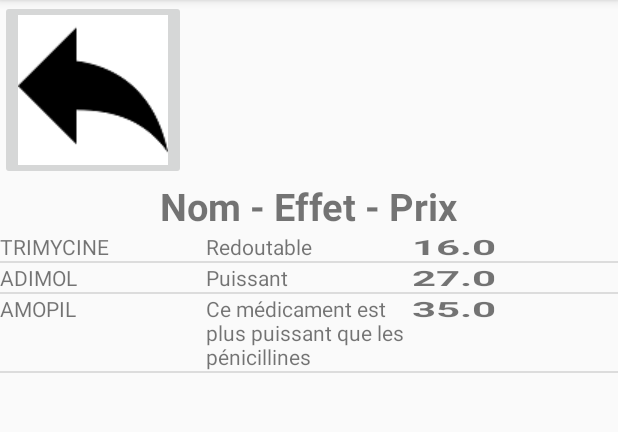
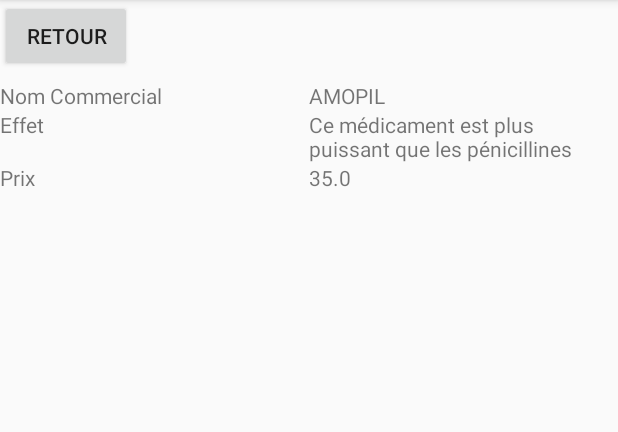
Before and after one commit to JulienS69/Ma_Premiere_Application_Android, an Android app: the ListeMedicamentsActivity screen opened directly, with no data from a screen before it, after a tap on "AMOPIL", on a phone screen of 412 x 824 dp, the part 84-516 px from its top. Run offline under Robolectric (Android 15) with nearby library versions, the light colour scheme and no system bars.

Commit message:
TP4_Insertion_Activity_Detail_Medic

```diff
--- a/app/src/main/AndroidManifest.xml
+++ b/app/src/main/AndroidManifest.xml
@@ -1,15 +1,19 @@
 <?xml version="1.0" encoding="utf-8"?>
 <manifest xmlns:android="http://schemas.android.com/apk/res/android"
-          xmlns:tools="http://schemas.android.com/tools" package="com.example.gsbvisite">
+          xmlns:tools="http://schemas.android.com/tools"
+          package="com.example.gsbvisite">
 
     <application
             android:allowBackup="true"
+            android:debuggable="true"
             android:icon="@mipmap/ic_launcher"
             android:label="@string/app_name"
             android:roundIcon="@mipmap/ic_launcher_round"
             android:supportsRtl="true"
             android:theme="@style/AppTheme"
-            android:debuggable="true" tools:ignore="HardcodedDebugMode">
+            tools:ignore="HardcodedDebugMode">
+        <activity android:name=".view.DetailMedicamentActivity">
+        </activity>
         <activity android:name=".view.DemanderRdvActivity">
         </activity>
         <activity android:name=".view.RdvPraticiensActivity">
--- /dev/null
+++ b/app/src/main/java/com/example/gsbvisite/view/DetailMedicamentActivity.java
@@ -0,0 +1,40 @@
+package com.example.gsbvisite.view;
+
+import android.content.Intent;
+import android.view.View;
+import android.widget.Button;
+import android.widget.TextView;
+import androidx.appcompat.app.AppCompatActivity;
+import android.os.Bundle;
+import com.example.gsbvisite.R;
+
+public class DetailMedicamentActivity extends AppCompatActivity {
+
+    private TextView txtCommercial;
+    private TextView txtEffet;
+    private TextView txtPrix;
+
+
+    @Override
+    protected void onCreate(Bundle savedInstanceState) {
+        super.onCreate(savedInstanceState);
+        setContentView(R.layout.activity_detail_medicament);
+        txtCommercial = (TextView) this.findViewById(R.id.txtCommercial);
+        txtEffet = (TextView) this.findViewById(R.id.txtEffet);
+        txtPrix = (TextView) this.findViewById(R.id.txtPrix);
+        txtCommercial.setText(this.getIntent().getExtras().getString("nom"));
+        txtEffet.setText(this.getIntent().getExtras().getString("effet"));
+        Double prix = this.getIntent().getDoubleExtra("prix", 0);
+        txtPrix.setText(prix.toString());
+        gestionClic();
+    }
+
+    private void gestionClic() {
+        ((Button) this.findViewById(R.id.btnRetourdeDetail)).setOnClickListener(new View.OnClickListener() {
+            public void onClick(View v) {
+                Intent i = new Intent(DetailMedicamentActivity.this, ListeMedicamentsActivity.class);
+                startActivity(i);
+            }
+        });
+    }
+}
--- a/app/src/main/java/com/example/gsbvisite/view/ListeMedicamentsActivity.java
+++ b/app/src/main/java/com/example/gsbvisite/view/ListeMedicamentsActivity.java
@@ -26,15 +26,22 @@ public class ListeMedicamentsActivity extends AppCompatActivity implements Adapt
     protected void onCreate(Bundle savedInstanceState) {
         super.onCreate(savedInstanceState);
         setContentView(R.layout.activity_listemedicaments);
+
+        //Création de l'instance de MedicamentController
+        this.medicamentController = MedicamentController.getInstance(getBaseContext());
+        //Connexion à la base et stockage des médicaments dans l'arraylist
+        medicaments = medicamentController.medicaments();
+
+        //"Récupération" de la listView de l'interface
         lvMedicaments =(ListView)findViewById(R.id.listMedic);
-        String[] listStrings ={"Aspirine", "Doliprane", "Ibuprofène"};
-        lvMedicaments.setAdapter(new ArrayAdapter<String>(this, android.R.layout.simple_list_item_1, listStrings));
-
-        this.medicamentController = MedicamentController.getInstance(getBaseContext());
-        medicaments = medicamentController.medicaments();
-        this.controle = MedicamentController.getInstance(this);
+        //Ajout d'un évènement "clic dans la liste"
+        lvMedicaments.setOnItemClickListener(this);
+        //Création de l'instance de ListAdapter
+        //listAdapter = new MedicamentListAdapter(this, medicaments)
+        adapter = new MedicamentListAdapter(this, this.medicaments);
+        //Remplissage de la liste
+        lvMedicaments.setAdapter(adapter);
         gestionClick();
-        creerList();
     }
 
 
@@ -45,7 +52,6 @@ public class ListeMedicamentsActivity extends AppCompatActivity implements Adapt
                 Log.d("message", "Clic sur Liste médicament");
                 Intent i = new Intent(ListeMedicamentsActivity.this, AccueilActivity.class);
                 startActivity(i);
-
             }
         });
     }
@@ -66,8 +72,12 @@ public class ListeMedicamentsActivity extends AppCompatActivity implements Adapt
         Medicament medicament = (Medicament)adapter.getItem(position);
         String value = medicament.getMNomCommercial();
         Toast.makeText(getApplicationContext(), value, Toast.LENGTH_SHORT).show();
-    }
-
+        Intent intent = new Intent(ListeMedicamentsActivity.this, DetailMedicamentActivity.class);
+        intent.putExtra("nom", medicament.getMNomCommercial());
+        intent.putExtra("effet", medicament.getEffet());
+        intent.putExtra("prix", medicament.getMPrixEchant());
+        startActivity(intent);
+        }
 
 
 }
--- a/app/src/main/java/com/example/gsbvisite/view/MedicamentListAdapter.java
+++ b/app/src/main/java/com/example/gsbvisite/view/MedicamentListAdapter.java
@@ -1,13 +1,11 @@
 package com.example.gsbvisite.view;
 
 import android.content.Context;
-import android.util.Log;
 import android.view.LayoutInflater;
 import android.view.View;
 import android.view.ViewGroup;
 import android.widget.*;
 import com.example.gsbvisite.R;
-import com.example.gsbvisite.controller.MedicamentController;
 import com.example.gsbvisite.modele.Medicament;
 
 
--- /dev/null
+++ b/app/src/main/res/layout/activity_detail_medicament.xml
@@ -0,0 +1,68 @@
+<?xml version="1.0" encoding="utf-8"?>
+<androidx.constraintlayout.widget.ConstraintLayout
+        xmlns:android="http://schemas.android.com/apk/res/android"
+        xmlns:tools="http://schemas.android.com/tools"
+        xmlns:app="http://schemas.android.com/apk/res-auto"
+        android:layout_width="match_parent"
+        android:layout_height="match_parent"
+        tools:context=".view.DetailMedicamentActivity">
+
+    <LinearLayout
+            android:orientation="vertical"
+            android:layout_width="match_parent"
+            android:layout_height="match_parent">
+        <LinearLayout
+                android:orientation="vertical"
+                android:layout_width="match_parent"
+                android:layout_height="107dp" android:layout_weight="1">
+            <Button
+                    android:text="Retour"
+                    android:layout_width="wrap_content"
+                    android:layout_height="wrap_content" android:id="@+id/btnRetourdeDetail"/>
+        </LinearLayout>
+        <LinearLayout
+                android:orientation="vertical"
+                android:layout_width="match_parent"
+                android:layout_height="match_parent" android:layout_weight="1">
+            <LinearLayout
+                    android:orientation="horizontal"
+                    android:layout_width="match_parent"
+                    android:layout_height="wrap_content" android:gravity="right|center_horizontal">
+                <TextView
+                        android:text="Nom Commercial"
+                        android:layout_width="0dp"
+                        android:layout_height="wrap_content" android:id="@+id/textView14" android:layout_weight="1"/>
+                <TextView
+                        android:text="TextView"
+                        android:layout_width="0dp"
+                        android:layout_height="wrap_content" android:id="@+id/txtCommercial" android:layout_weight="1"/>
+            </LinearLayout>
+            <LinearLayout
+                    android:orientation="horizontal"
+                    android:layout_width="match_parent"
+                    android:layout_height="wrap_content">
+                <TextView
+                        android:text="Effet"
+                        android:layout_width="0dp"
+                        android:layout_height="wrap_content" android:id="@+id/textView10" android:layout_weight="1"/>
+                <TextView
+                        android:text="TextView"
+                        android:layout_width="0dp"
+                        android:layout_height="wrap_content" android:id="@+id/txtEffet" android:layout_weight="1"/>
+            </LinearLayout>
+            <LinearLayout
+                    android:orientation="horizontal"
+                    android:layout_width="match_parent"
+                    android:layout_height="wrap_content">
+                <TextView
+                        android:text="Prix"
+                        android:layout_width="0dp"
+                        android:layout_height="wrap_content" android:id="@+id/textView12" android:layout_weight="1"/>
+                <TextView
+                        android:text="TextView"
+                        android:layout_width="0dp"
+                        android:layout_height="wrap_content" android:id="@+id/txtPrix" android:layout_weight="1"/>
+            </LinearLayout>
+        </LinearLayout>
+    </LinearLayout>
+</androidx.constraintlayout.widget.ConstraintLayout>
--- a/app/src/main/res/layout/layout_list_medicament.xml
+++ b/app/src/main/res/layout/layout_list_medicament.xml
@@ -15,8 +15,7 @@
             <TextView
                     android:text="TextView"
                     android:layout_width="match_parent"
-                    android:layout_height="wrap_content" android:id="@+id/txtNomCommercial"
-            />
+                    android:layout_height="wrap_content" android:id="@+id/txtNomCommercial"/>
         </LinearLayout>
         <LinearLayout
                 android:orientation="vertical"
```
